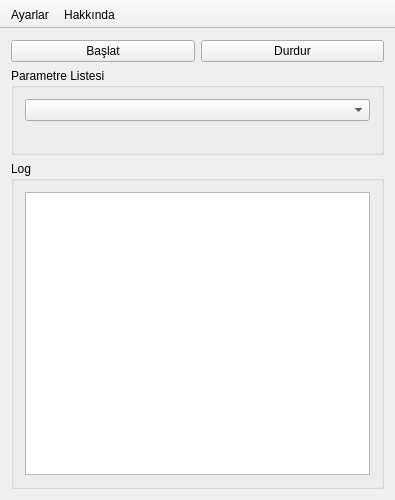
Before: the Qt Designer form src/mainwindow.ui in cheytacllc/GUI-for-GoodbyeDPI, drawn with Qt 5.
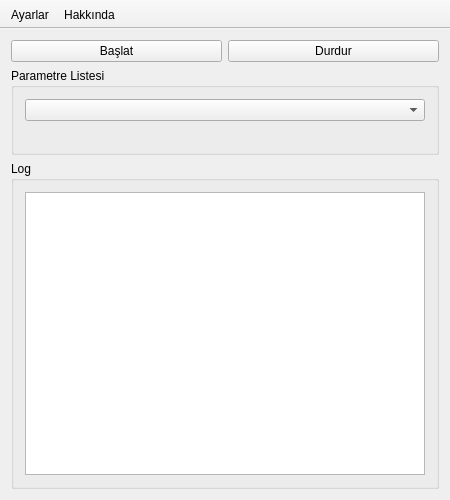
After: the same form once the commit is applied. Icons and pictures are not drawn.

Patch:
```diff
--- a/src/mainwindow.ui
+++ b/src/mainwindow.ui
@@ -6,7 +6,7 @@
    <rect>
     <x>0</x>
     <y>0</y>
-    <width>395</width>
+    <width>450</width>
     <height>500</height>
    </rect>
   </property>
@@ -69,7 +69,14 @@
       </property>
       <layout class="QVBoxLayout" name="verticalLayout">
        <item>
-        <widget class="QPlainTextEdit" name="debugArea"/>
+        <widget class="QListWidget" name="listWidget">
+         <property name="alternatingRowColors">
+          <bool>true</bool>
+         </property>
+         <property name="wordWrap">
+          <bool>true</bool>
+         </property>
+        </widget>
        </item>
       </layout>
      </widget>
```
